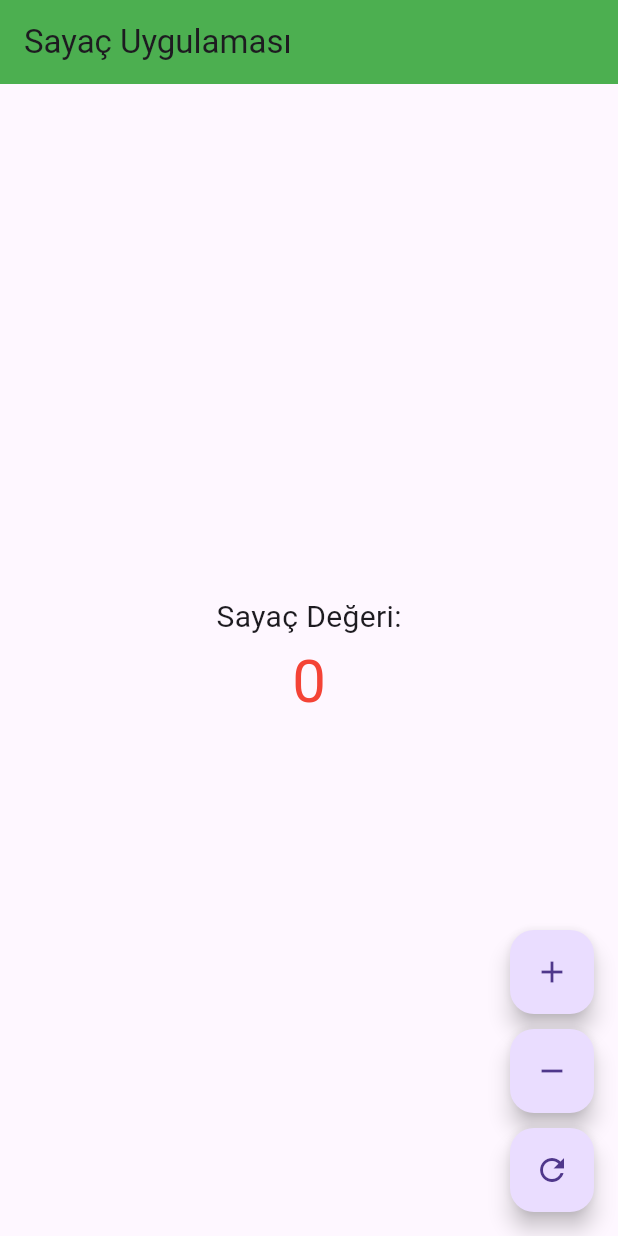
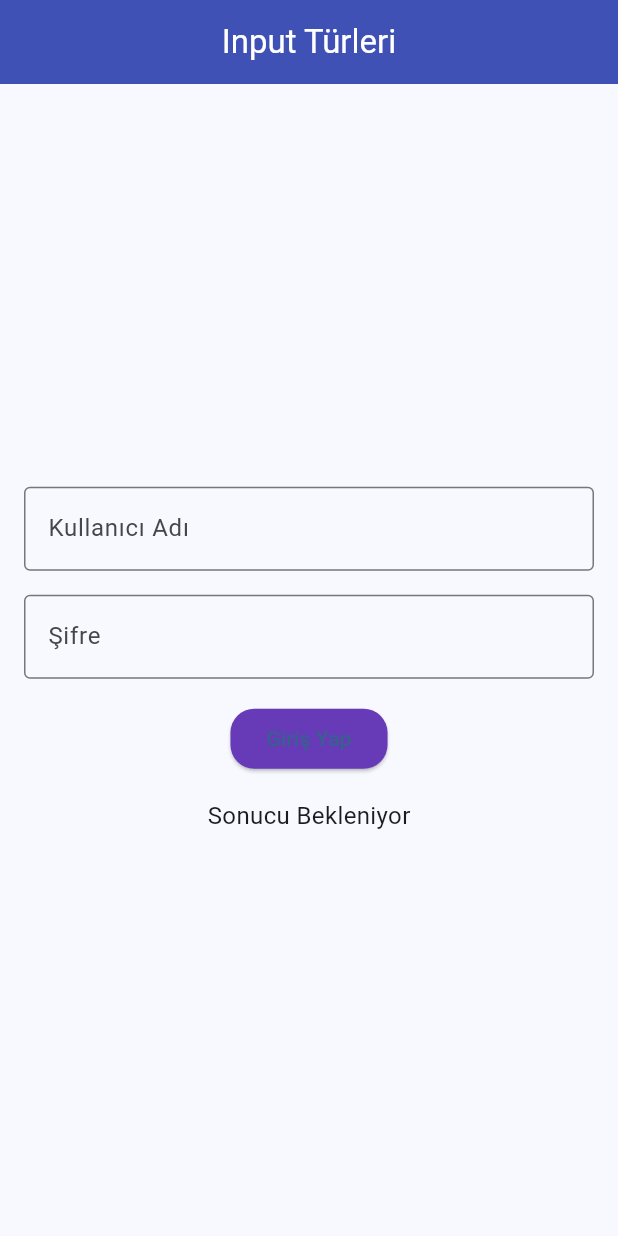
Before and after one commit to nuritiras/sayac_uygulama, a Flutter app: the screen it shows after launch, on a phone screen of 412 x 824 dp. Run offline on Flutter 3.47's test engine with Material 3 defaults, Android fonts, the phone set to English and light mode, and no system bars.

Commit message:
input text

```diff
--- /dev/null
+++ b/lib/input_text.dart
@@ -0,0 +1,63 @@
+import 'package:flutter/material.dart';
+
+class MyInput extends StatefulWidget {
+  const MyInput({super.key});
+
+  @override
+  State<MyInput> createState() => _MyInputState();
+}
+
+class _MyInputState extends State<MyInput> {
+  final TextEditingController _usernameController = TextEditingController();
+  final TextEditingController _passwordController = TextEditingController();
+  String sonuc = "Sonucu Bekleniyor";
+
+  @override
+  @override
+  Widget build(BuildContext context) {
+    return Scaffold(
+      appBar: AppBar(title: const Text("Input Türleri")),
+      body: Padding(
+        padding: EdgeInsets.all(16.0),
+        child: Column(
+          mainAxisAlignment: MainAxisAlignment.center,
+          children: [
+            TextField(
+              controller: _usernameController,
+              decoration: InputDecoration(
+                labelText: "Kullanıcı Adı",
+                border: OutlineInputBorder(),
+              ),
+            ),
+            SizedBox(height: 16),
+            TextField(
+              controller: _passwordController,
+              obscureText: true,
+              decoration: InputDecoration(
+                labelText: "Şifre",
+                border: OutlineInputBorder(),
+              ),
+            ),
+            SizedBox(height: 16),
+            ElevatedButton(
+              onPressed: () {
+                setState(() {
+                  String username = _usernameController.text;
+                  String password = _passwordController.text;
+                  if (username == "admin" && password == "123456") {
+                    sonuc = "Başarılı Giriş";
+                  } else {
+                    sonuc = "Giriş Başarısız";
+                  }
+                });
+              },
+              child: Text("Giriş Yap"),
+            ),
+            SizedBox(height: 16),
+            Text(sonuc),
+          ],
+        ),
+      ),
+    );
+  }
+}
--- a/lib/main.dart
+++ b/lib/main.dart
@@ -1,4 +1,5 @@
 import 'package:flutter/material.dart';
+import 'package:sayac_uygulama/input_text.dart';
 
 void main(List<String> args) {
   runApp(MyApp());
@@ -10,89 +11,34 @@ class MyApp extends StatelessWidget {
   @override
   Widget build(BuildContext context) {
     return MaterialApp(
-      title: 'Flutter Demo',
+      title: 'Flutter Sayaç Uygulaması',
       debugShowCheckedModeBanner: false,
-      theme: ThemeData(primarySwatch: Colors.blue),
-      home: MyHomePage(),
+      theme: ThemeData(
+        useMaterial3: true,
+        colorScheme: ColorScheme.fromSeed(seedColor: Colors.blue),
+        textTheme: TextTheme(
+          headlineLarge: TextStyle(fontSize: 28, fontWeight: FontWeight.bold),
+          bodyMedium: TextStyle(fontSize: 16),
+        ),
+        appBarTheme: AppBarTheme(
+          backgroundColor: Colors.indigo,
+          foregroundColor: Colors.white,
+          centerTitle: true,
+        ),
+        floatingActionButtonTheme: FloatingActionButtonThemeData(
+          backgroundColor: Colors.green,
+          foregroundColor: Colors.white,
+        ),
+        elevatedButtonTheme: ElevatedButtonThemeData(
+          style: ElevatedButton.styleFrom(
+            backgroundColor: Colors.deepPurple,
+            shape: RoundedRectangleBorder(
+              borderRadius: BorderRadius.circular(16),
+            ),
+          ),
+        ),
+      ),
+      home: const MyInput(),
     );
   }
 }
-
-class MyHomePage extends StatefulWidget {
-  const MyHomePage({super.key});
-
-  @override
-  State<MyHomePage> createState() => _MyHomePageState();
-}
-
-class _MyHomePageState extends State<MyHomePage> {
-  var _counter = 0;
-
-  @override
-  Widget build(BuildContext context) {
-    return Scaffold(
-      appBar: AppBar(
-        title: Text('Sayaç Uygulaması'),
-        backgroundColor: Colors.green,
-      ),
-      body: Center(
-        child: Column(
-          mainAxisAlignment: MainAxisAlignment.center,
-          children: [
-            Text('Sayaç Değeri:', style: TextStyle(fontSize: 20)),
-            Text(
-              _counter.toString(),
-              style: TextStyle(
-                fontSize: 40,
-                color: _counter > 0 ? Colors.blue: Colors.red,
-              ),
-            ),
-          ],
-        ),
-      ),
-      floatingActionButton: Column(
-        mainAxisAlignment: MainAxisAlignment.end,
-        children: [
-          FloatingActionButton(
-            onPressed: () {
-              setState(() {
-                _sayacArttir();
-              });
-            },
-            tooltip: 'Increment',
-            child: Icon(Icons.add),
-          ),
-          SizedBox(height: 10),
-          FloatingActionButton(
-            onPressed: () {
-              setState(() {
-                _sayacAzalt();
-              });
-            },
-            tooltip: 'Decrement',
-            child: Icon(Icons.remove),
-          ),
-          SizedBox(height: 10),
-          FloatingActionButton(
-            onPressed: () {
-              setState(() {
-                _counter = 0;
-              });
-            },
-            tooltip: 'Reset',
-            child: Icon(Icons.refresh),
-          ),
-        ],
-      ),
-    );
-  }
-
-  void _sayacArttir() {
-    _counter++;
-  }
-
-  void _sayacAzalt() {
-    _counter--;
-  }
-
-}
```
Also changed, not shown: lib/buton_turleri.dart (added, +32 -0 lines), lib/home_page.dart (added, +91 -0 lines), pubspec.lock, 5 other files.
